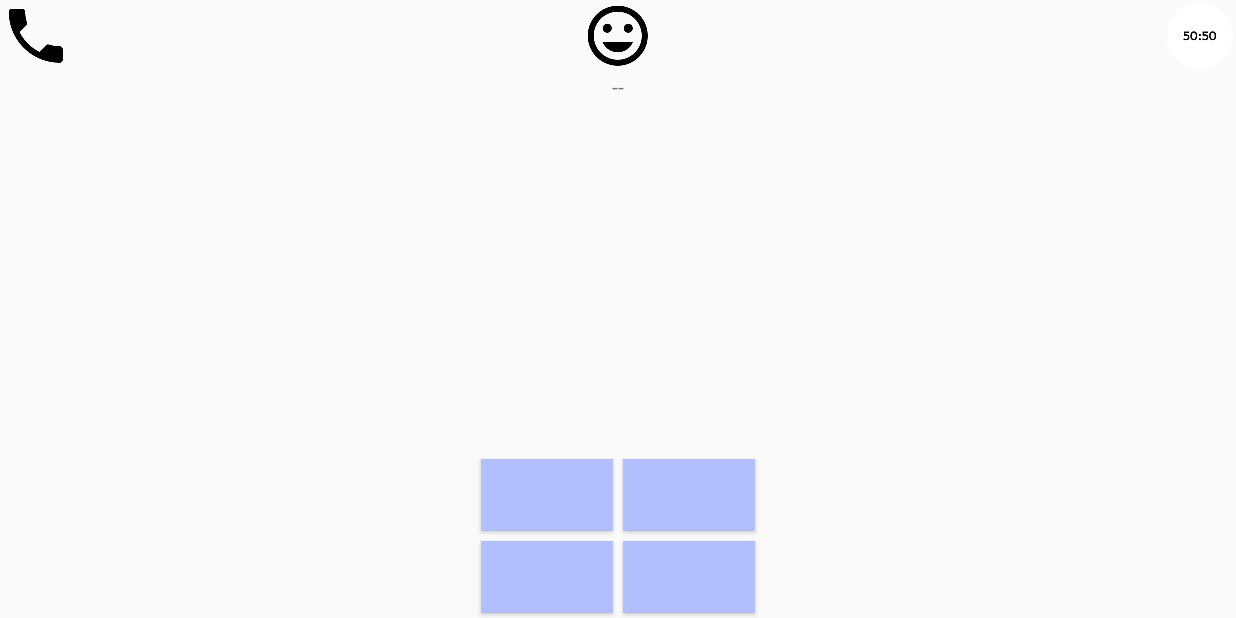
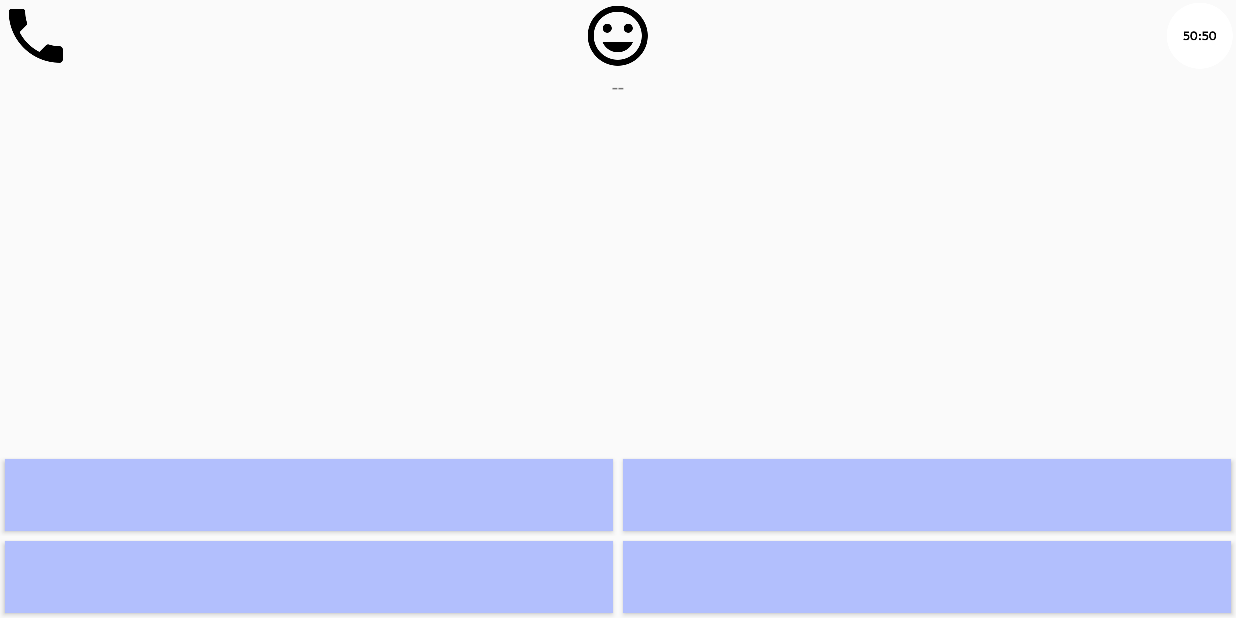
Before and after one commit to FalsyQuiz/FalsyQuiz, an Android app: the QuestionActivity screen opened directly, with no data from a screen before it, on a phone screen of 824 x 412 dp (held sideways). Run offline under Robolectric (Android 15) with nearby library versions, the phone set to English and light mode, and no system bars; our stand-ins replace ButterKnife; 7 statements that could not run were skipped.

Commit message:
FalsyQuiz-41: All the buttons are the same size

```diff
--- a/app/src/main/res/layout/activity_question.xml
+++ b/app/src/main/res/layout/activity_question.xml
@@ -68,45 +68,49 @@
         android:layout_centerVertical="true"
         android:layout_above="@id/questionActivity_buttonsArea"/>
 
-    <RelativeLayout
+    <TableLayout
         android:id="@+id/questionActivity_buttonsArea"
-        android:layout_width="wrap_content"
+        android:layout_width="match_parent"
         android:layout_height="wrap_content"
         android:layout_alignParentBottom="true"
-        android:layout_centerHorizontal="true">
+        android:stretchColumns="*">
+
+    <TableRow
+        android:layout_width="fill_parent"
+        android:layout_height="fill_parent">
 
         <Button
             android:id="@+id/questionActivity_optionA_button"
-            android:layout_width="wrap_content"
+            android:layout_width="0dp"
             android:layout_height="wrap_content"
             android:background="@color/QuestionActivity_buttonColor"
             android:layout_margin="@dimen/OptionButtonMargin"  />
 
         <Button
             android:id="@+id/questionActivity_optionB_button"
-            android:layout_width="wrap_content"
+            android:layout_width="0dp"
             android:layout_height="wrap_content"
-            android:layout_toRightOf="@id/questionActivity_optionA_button"
             android:background="@color/QuestionActivity_buttonColor"
             android:layout_margin="@dimen/OptionButtonMargin" />
+    </TableRow>
+    <TableRow
+        android:layout_width="fill_parent"
+        android:layout_height="fill_parent">
 
         <Button
             android:id="@+id/questionActivity_optionC_button"
-            android:layout_width="wrap_content"
+            android:layout_width="0dp"
             android:layout_height="wrap_content"
-            android:layout_below="@id/questionActivity_optionA_button"
             android:background="@color/QuestionActivity_buttonColor"
             android:layout_margin="@dimen/OptionButtonMargin" />
 
         <Button
             android:id="@+id/questionActivity_optionD_button"
-            android:layout_width="wrap_content"
+            android:layout_width="0dp"
             android:layout_height="wrap_content"
-            android:layout_toRightOf="@id/questionActivity_optionC_button"
-            android:layout_below="@id/questionActivity_optionB_button"
             android:background="@color/QuestionActivity_buttonColor"
             android:layout_margin="@dimen/OptionButtonMargin"  />
-
-    </RelativeLayout>
+    </TableRow>
+    </TableLayout>
 
 </RelativeLayout>
```
